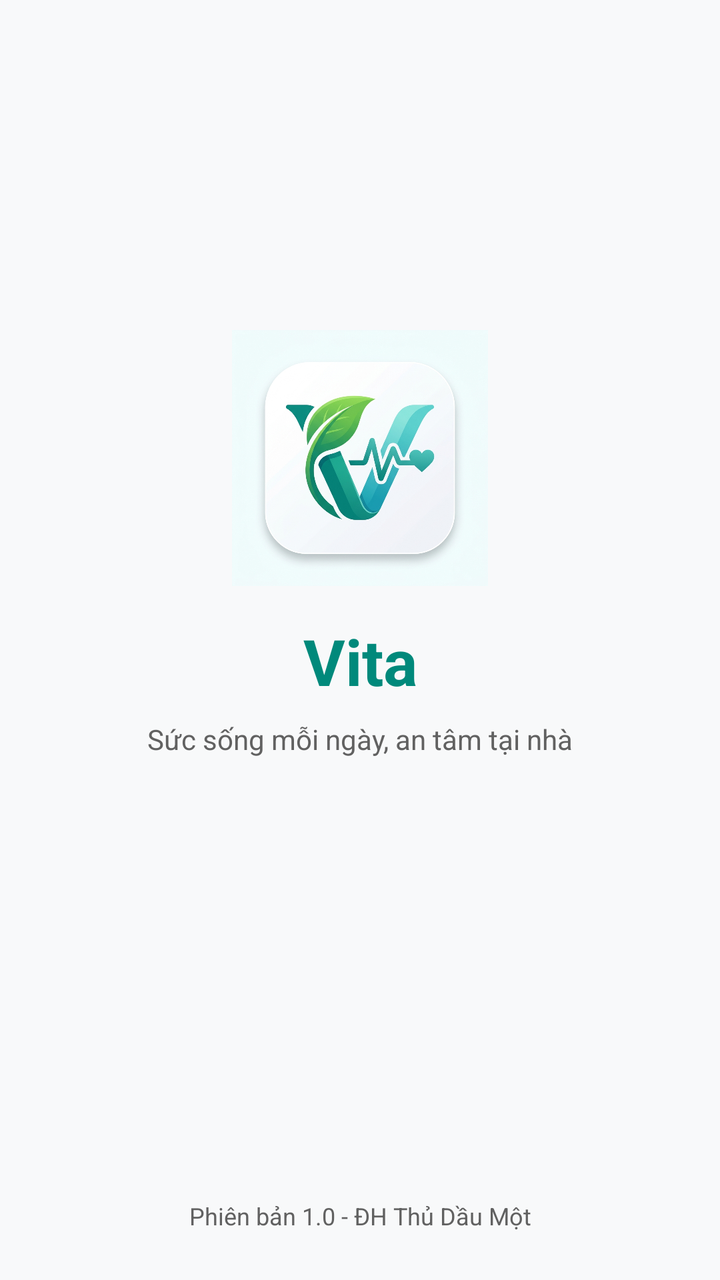
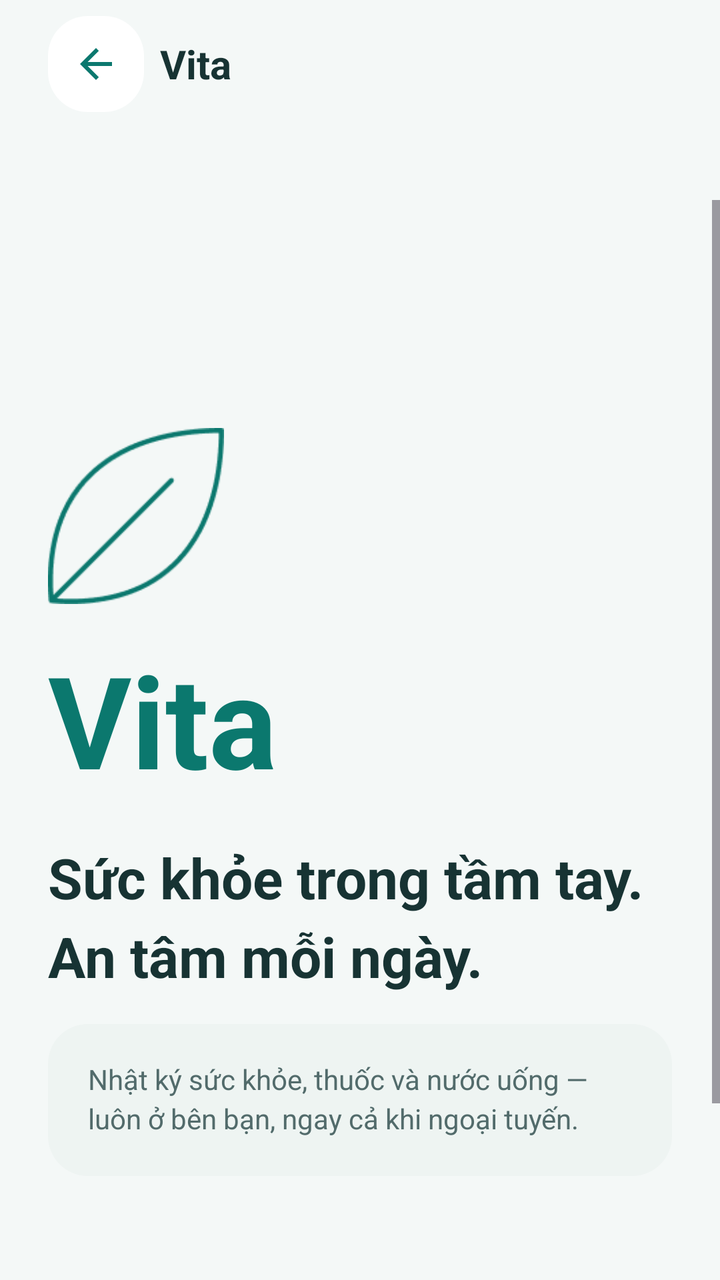

Before-and-after screenshots of an Android layout around one commit, followed by the original layout XML and the change that was made.
<!-- AndroidManifest.xml: application theme Theme.Vita -->
<!-- res/layout/activity_splash.xml -->
<?xml version="1.0" encoding="utf-8"?>
<androidx.constraintlayout.widget.ConstraintLayout xmlns:android="http://schemas.android.com/apk/res/android"
    xmlns:app="http://schemas.android.com/apk/res-auto"
    android:id="@+id/root_splash"
    android:layout_width="match_parent"
    android:layout_height="match_parent"
    android:background="@color/vita_bg">

    
    <LinearLayout
        android:id="@+id/ll_splash_brand"
        android:layout_width="wrap_content"
        android:layout_height="wrap_content"
        android:gravity="center"
        android:orientation="vertical"
        app:layout_constraintBottom_toTopOf="@+id/pb_splash_loading"
        app:layout_constraintEnd_toEndOf="parent"
        app:layout_constraintStart_toStartOf="parent"
        app:layout_constraintTop_toTopOf="parent"
        app:layout_constraintVertical_chainStyle="packed">

        <ImageView
            android:id="@+id/iv_splash_logo"
            android:layout_width="128dp"
            android:layout_height="128dp"
            android:contentDescription="@string/splash_logo_desc"
            android:scaleType="fitCenter"
            android:src="@drawable/vita_logo_art" />

        <TextView
            android:id="@+id/tv_splash_title"
            android:layout_width="wrap_content"
            android:layout_height="wrap_content"
            android:layout_marginTop="@dimen/spacing_md"
            android:text="@string/splash_title"
            android:textColor="@color/vita_teal"
            android:textSize="@dimen/text_display"
            android:textStyle="bold" />

        <TextView
            android:id="@+id/tv_splash_slogan"
            android:layout_width="wrap_content"
            android:layout_height="wrap_content"
            android:layout_marginTop="@dimen/spacing_sm"
            android:text="@string/splash_slogan"
            android:textColor="@color/vita_text_secondary"
            android:textSize="@dimen/text_body" />
    </LinearLayout>

    
    <ProgressBar
        android:id="@+id/pb_splash_loading"
        android:layout_width="32dp"
        android:layout_height="32dp"
        android:layout_marginBottom="@dimen/spacing_lg"
        android:indeterminate="true"
        android:indeterminateTint="@color/vita_aqua"
        app:layout_constraintBottom_toTopOf="@+id/tv_splash_version"
        app:layout_constraintEnd_toEndOf="parent"
        app:layout_constraintStart_toStartOf="parent" />

    <TextView
        android:id="@+id/tv_splash_version"
        android:layout_width="wrap_content"
        android:layout_height="wrap_content"
        android:layout_marginBottom="@dimen/spacing_lg"
        android:text="@string/splash_version"
        android:textColor="@color/vita_text_secondary"
        android:textSize="@dimen/text_caption"
        app:layout_constraintBottom_toBottomOf="parent"
        app:layout_constraintEnd_toEndOf="parent"
        app:layout_constraintStart_toStartOf="parent" />

</androidx.constraintlayout.widget.ConstraintLayout>
<!-- resources referenced by this layout -->
<resources>
  <color name="vita_bg">#F8F9FA</color>
  <color name="vita_teal">#00897B</color>
  <color name="vita_text_secondary">#616161</color>
  <dimen name="spacing_lg">24dp</dimen>
  <dimen name="spacing_md">16dp</dimen>
  <dimen name="spacing_sm">8dp</dimen>
  <dimen name="text_body">14sp</dimen>
  <dimen name="text_caption">12sp</dimen>
  <dimen name="text_display">32sp</dimen>
  <!-- drawable vita_logo_art: jpg bitmap (drawable-nodpi, 402072 bytes) -->
  <string name="splash_slogan">Sức sống mỗi ngày, an tâm tại nhà</string>
  <string name="splash_version">Phiên bản 1.0 - ĐH Thủ Dầu Một</string>
  <style name="Base.Theme.Vita" parent="Theme.Material3.Light.NoActionBar">
          
          <item name="colorPrimary">@color/vita_teal</item>
          <item name="colorPrimaryVariant">@color/vita_teal_dark</item>
          <item name="colorSecondary">@color/vita_aqua</item>
          <item name="colorSecondaryContainer">@color/vita_teal_50</item>
          <item name="android:statusBarColor">@color/vita_teal_dark</item>
          <item name="android:windowBackground">@color/vita_bg</item>
      </style>
  <color name="vita_teal_dark">#005B4F</color>
  <color name="vita_teal_50">#E0F2F1</color>
  <!-- unchanged entries left out for length: 4 -->
</resources>

<!-- the commit's change to res/layout/activity_splash.xml (unified diff, before → after) -->
@@ -1,74 +1,105 @@
 <?xml version="1.0" encoding="utf-8"?>
-<androidx.constraintlayout.widget.ConstraintLayout xmlns:android="http://schemas.android.com/apk/res/android"
+<LinearLayout
+    xmlns:android="http://schemas.android.com/apk/res/android"
     xmlns:app="http://schemas.android.com/apk/res-auto"
     android:id="@+id/root_splash"
     android:layout_width="match_parent"
     android:layout_height="match_parent"
+    android:orientation="vertical"
     android:background="@color/vita_bg">
-
-    
-    <LinearLayout
-        android:id="@+id/ll_splash_brand"
-        android:layout_width="wrap_content"
-        android:layout_height="wrap_content"
-        android:gravity="center"
-        android:orientation="vertical"
-        app:layout_constraintBottom_toTopOf="@+id/pb_splash_loading"
-        app:layout_constraintEnd_toEndOf="parent"
-        app:layout_constraintStart_toStartOf="parent"
-        app:layout_constraintTop_toTopOf="parent"
-        app:layout_constraintVertical_chainStyle="packed">
-
-        <ImageView
-            android:id="@+id/iv_splash_logo"
-            android:layout_width="128dp"
-            android:layout_height="128dp"
-            android:contentDescription="@string/splash_logo_desc"
-            android:scaleType="fitCenter"
-            android:src="@drawable/vita_logo_art" />
-
-        <TextView
-            android:id="@+id/tv_splash_title"
-            android:layout_width="wrap_content"
+    <com.google.android.material.appbar.MaterialToolbar
+        android:id="@+id/toolbar_splash"
+        android:layout_width="match_parent"
+        android:layout_height="64dp"
+        android:layout_marginBottom="36dp"
+        app:navigationIcon="@drawable/ic_arrow_back"
+        app:navigationContentDescription="@string/a11y_navigate_back"
+        app:navigationIconTint="@color/vita_teal"
+        app:title="@string/app_name"
+        app:titleTextColor="@color/vita_text_primary" />
+    <ScrollView
+        android:layout_width="match_parent"
+        android:layout_height="match_parent">
+        <LinearLayout
+            android:layout_width="match_parent"
             android:layout_height="wrap_content"
-            android:layout_marginTop="@dimen/spacing_md"
-            android:text="@string/splash_title"
-            android:textColor="@color/vita_teal"
-            android:textSize="@dimen/text_display"
-            android:textStyle="bold" />
-
-        <TextView
-            android:id="@+id/tv_splash_slogan"
-            android:layout_width="wrap_content"
-            android:layout_height="wrap_content"
-            android:layout_marginTop="@dimen/spacing_sm"
-            android:text="@string/splash_slogan"
-            android:textColor="@color/vita_text_secondary"
-            android:textSize="@dimen/text_body" />
-    </LinearLayout>
-
-    
-    <ProgressBar
-        android:id="@+id/pb_splash_loading"
-        android:layout_width="32dp"
-        android:layout_height="32dp"
-        android:layout_marginBottom="@dimen/spacing_lg"
-        android:indeterminate="true"
-        android:indeterminateTint="@color/vita_aqua"
-        app:layout_constraintBottom_toTopOf="@+id/tv_splash_version"
-        app:layout_constraintEnd_toEndOf="parent"
-        app:layout_constraintStart_toStartOf="parent" />
-
-    <TextView
-        android:id="@+id/tv_splash_version"
-        android:layout_width="wrap_content"
-        android:layout_height="wrap_content"
-        android:layout_marginBottom="@dimen/spacing_lg"
-        android:text="@string/splash_version"
-        android:textColor="@color/vita_text_secondary"
-        android:textSize="@dimen/text_caption"
-        app:layout_constraintBottom_toBottomOf="parent"
-        app:layout_constraintEnd_toEndOf="parent"
-        app:layout_constraintStart_toStartOf="parent" />
-
-</androidx.constraintlayout.widget.ConstraintLayout>
+            android:orientation="vertical"
+            android:paddingTop="114dp"
+            android:paddingBottom="32dp"
+            android:paddingStart="24dp"
+            android:paddingEnd="24dp">
+            <LinearLayout
+                android:id="@+id/ll_splash_brand"
+                android:layout_width="match_parent"
+                android:layout_height="wrap_content"
+                android:orientation="vertical">
+                <ImageView
+                    android:id="@+id/iv_splash_logo"
+                    android:layout_width="88dp"
+                    android:layout_height="88dp"
+                    android:src="@drawable/figma_leaf"
+                    android:contentDescription="@string/splash_logo_desc" />
+                <TextView
+                    android:id="@+id/tv_splash_title"
+                    android:layout_width="match_parent"
+                    android:layout_height="wrap_content"
+                    android:text="@string/splash_title"
+                    android:textSize="64sp"
+                    android:textColor="@color/vita_teal"
+                    android:textStyle="bold"
+                    android:layout_marginTop="16dp"
+                    android:includeFontPadding="false"
+                    android:minHeight="89.6sp"
+                    android:gravity="center_vertical"
+                    app:lineHeight="89.6sp" />
+                <TextView
+                    android:id="@+id/tv_splash_slogan"
+                    android:layout_width="match_parent"
+                    android:layout_height="wrap_content"
+                    android:text="@string/figma_splash_title"
+                    android:textSize="28sp"
+                    android:textColor="@color/vita_text_primary"
+                    android:textStyle="bold"
+                    android:layout_marginTop="16dp"
+                    android:layout_marginBottom="16dp"
+                    android:includeFontPadding="false"
+                    android:minHeight="39.2sp"
+                    android:gravity="center_vertical"
+                    app:lineHeight="39.2sp" />
+                <TextView
+                    android:layout_width="match_parent"
+                    android:layout_height="wrap_content"
+                    android:text="@string/figma_splash_note"
+                    android:textSize="14sp"
+                    android:textColor="@color/vita_text_secondary"
+                    android:padding="20dp"
+                    android:background="@drawable/bg_soft_card"
+                    android:layout_marginTop="0dp"
+                    android:layout_marginBottom="16dp"
+                    android:includeFontPadding="false"
+                    android:minHeight="19.6sp"
+                    android:gravity="center_vertical"
+                    app:lineHeight="19.6sp" />
+            </LinearLayout>
+            <ProgressBar
+                android:visibility="gone"
+                android:id="@+id/pb_splash_loading"
+                android:layout_width="24dp"
+                android:layout_height="24dp"
+                android:indeterminateTint="@color/vita_teal"
+                android:layout_marginTop="24dp" />
+            <TextView
+                android:id="@+id/tv_splash_version"
+                android:layout_width="match_parent"
+                android:layout_height="wrap_content"
+                android:text="@string/figma_splash_footer"
+                android:textSize="14sp"
+                android:textColor="@color/vita_text_secondary"
+                android:layout_marginTop="90dp"
+                android:includeFontPadding="false"
+                android:minHeight="19.6sp"
+                android:gravity="center_vertical"
+                app:lineHeight="19.6sp" />
+        </LinearLayout>
+    </ScrollView>
+</LinearLayout>
<!-- resource entries referenced after the edit -->
@@ -1,28 +1,122 @@
 <!-- resources referenced by this layout -->
 <resources>
-  <color name="vita_bg">#F8F9FA</color>
-  <color name="vita_teal">#00897B</color>
-  <color name="vita_text_secondary">#616161</color>
-  <dimen name="spacing_lg">24dp</dimen>
-  <dimen name="spacing_md">16dp</dimen>
-  <dimen name="spacing_sm">8dp</dimen>
-  <dimen name="text_body">14sp</dimen>
-  <dimen name="text_caption">12sp</dimen>
-  <dimen name="text_display">32sp</dimen>
-  <!-- drawable vita_logo_art: jpg bitmap (drawable-nodpi, 402072 bytes) -->
-  <string name="splash_slogan">Sức sống mỗi ngày, an tâm tại nhà</string>
-  <string name="splash_version">Phiên bản 1.0 - ĐH Thủ Dầu Một</string>
+  <color name="vita_bg">#F4F8F7</color>
+  <color name="vita_teal">#0B786E</color>
+  <color name="vita_text_primary">#173333</color>
+  <color name="vita_text_secondary">#526B6B</color>
+  <!-- drawable bg_soft_card (drawable) -->
+  <?xml version="1.0" encoding="utf-8"?>
+  <shape xmlns:android="http://schemas.android.com/apk/res/android">
+      <solid android:color="@color/vita_soft" />
+      <corners android:radius="@dimen/radius_card" />
+  </shape>
+  <!-- drawable figma_leaf: png bitmap (drawable-nodpi, 3658 bytes) -->
+  <!-- drawable ic_arrow_back (drawable) -->
+  <vector xmlns:android="http://schemas.android.com/apk/res/android"
+      android:width="24dp"
+      android:height="24dp"
+      android:viewportWidth="24"
+      android:viewportHeight="24"
+      android:tint="?attr/colorControlNormal">
+      <path
+          android:fillColor="@android:color/white"
+          android:pathData="M20,11H7.83l5.59,-5.59L12,4l-8,8 8,8 1.41,-1.41L7.83,13H20v-2z" />
+  </vector>
+  <string name="a11y_navigate_back">Quay lại</string>
+  <string name="app_name">Vita</string>
+  <string name="figma_splash_footer">Dữ liệu được lưu trên thiết bị của bạn.</string>
+  <string name="figma_splash_note">Nhật ký sức khỏe, thuốc và nước uống — luôn ở bên bạn, ngay cả khi ngoại tuyến.</string>
+  <string name="figma_splash_title">Sức khỏe trong tầm tay.\nAn tâm mỗi ngày.</string>
+  <color name="vita_soft">#EEF4F2</color>
+  <dimen name="radius_card">20dp</dimen>
   <style name="Base.Theme.Vita" parent="Theme.Material3.Light.NoActionBar">
-          
+          <item name="android:fontFamily">sans-serif</item>
+          <item name="toolbarStyle">@style/Widget.Vita.Figma.Toolbar</item>
+          <item name="toolbarNavigationButtonStyle">@style/Widget.Vita.Figma.Back</item>
+          <item name="elevationOverlayEnabled">false</item>
+          <item name="editTextStyle">@style/Widget.Vita.Figma.EditText</item>
+          <item name="textInputStyle">@style/Widget.Vita.AuthInput</item>
+          <item name="colorSurface">@color/vita_surface</item>
+          <item name="colorOnSurface">@color/vita_text_primary</item>
+          <item name="colorOnSurfaceVariant">@color/vita_text_secondary</item>
+          <item name="colorOutline">@color/vita_divider</item>
+          <item name="android:windowLightStatusBar">true</item>
+          <item name="android:navigationBarColor">@color/vita_surface</item>
           <item name="colorPrimary">@color/vita_teal</item>
           <item name="colorPrimaryVariant">@color/vita_teal_dark</item>
           <item name="colorSecondary">@color/vita_aqua</item>
           <item name="colorSecondaryContainer">@color/vita_teal_50</item>
-          <item name="android:statusBarColor">@color/vita_teal_dark</item>
+          <item name="android:statusBarColor">@color/vita_bg</item>
           <item name="android:windowBackground">@color/vita_bg</item>
       </style>
-  <color name="vita_teal_dark">#005B4F</color>
-  <color name="vita_teal_50">#E0F2F1</color>
+  <style name="Widget.Vita.Figma.Toolbar" parent="Widget.Material3.Toolbar">
+          <item name="android:minHeight">48dp</item>
+          <item name="titleTextAppearance">@style/TextAppearance.Vita.Figma.Toolbar</item>
+          <item name="navigationIconTint">@color/vita_teal</item>
+          <item name="contentInsetStart">0dp</item>
+          <item name="contentInsetEnd">0dp</item>
+          <item name="contentInsetStartWithNavigation">56dp</item>
+          <item name="titleMarginStart">8dp</item>
+          <item name="android:paddingStart">24dp</item>
+          <item name="android:paddingEnd">24dp</item>
+          <item name="android:paddingTop">8dp</item>
+          <item name="android:paddingBottom">8dp</item>
+      </style>
+  <style name="Widget.Vita.Figma.Back" parent="Widget.AppCompat.Toolbar.Button.Navigation">
+          <item name="android:minWidth">48dp</item>
+          <item name="android:minHeight">48dp</item>
+          <item name="android:padding">12dp</item>
+          <item name="android:background">@drawable/figma_avatar_bg</item>
+      </style>
+  <style name="Widget.Vita.Figma.EditText" parent="Widget.MaterialComponents.TextInputEditText.OutlinedBox">
+          <item name="android:background">@null</item>
+          <item name="android:minHeight">72dp</item>
+          <item name="android:paddingStart">16dp</item>
+          <item name="android:paddingEnd">16dp</item>
+          <item name="android:paddingTop">16dp</item>
+          <item name="android:paddingBottom">16dp</item>
+          <item name="android:textSize">16sp</item>
+          <item name="android:textColor">@color/vita_text_primary</item>
+      </style>
+  <style name="Widget.Vita.AuthInput" parent="Widget.MaterialComponents.TextInputLayout.OutlinedBox">
+          <item name="boxBackgroundColor">@color/vita_surface</item>
+          <item name="android:background">@null</item>
+          <item name="expandedHintEnabled">false</item>
+          <item name="boxStrokeWidth">1dp</item>
+          <item name="boxStrokeWidthFocused">2dp</item>
+          <item name="boxCollapsedPaddingTop">12dp</item>
+          <item name="boxStrokeColor">@color/vita_input_stroke</item>
+          <item name="boxCornerRadiusTopStart">12dp</item>
+          <item name="boxCornerRadiusTopEnd">12dp</item>
+          <item name="boxCornerRadiusBottomStart">12dp</item>
+          <item name="boxCornerRadiusBottomEnd">12dp</item>
+          <item name="hintTextColor">@color/vita_text_secondary</item>
+          <item name="android:textColorHint">@color/vita_text_secondary</item>
+          <item name="helperTextTextColor">@color/vita_text_secondary</item>
+          <item name="suffixTextColor">@color/vita_text_secondary</item>
+          <item name="prefixTextColor">@color/vita_text_secondary</item>
+      </style>
+  <color name="vita_surface">#FFFFFF</color>
+  <color name="vita_divider">#D9E6E3</color>
+  <color name="vita_teal_dark">#104B47</color>
+  <color name="vita_teal_50">#DFF4EB</color>
+  <style name="TextAppearance.Vita.Figma.Toolbar" parent="TextAppearance.Vita.Title">
+          <item name="android:textSize">20sp</item>
+          <item name="lineHeight">28sp</item>
+          <item name="android:includeFontPadding">false</item>
+          <item name="android:letterSpacing">0</item>
+      </style>
+  <!-- drawable figma_avatar_bg (drawable) -->
+  <?xml version="1.0" encoding="utf-8"?>
+  <shape xmlns:android="http://schemas.android.com/apk/res/android">
+      <solid android:color="@color/vita_surface" />
+      <corners android:radius="20dp" />
+  </shape>
+  <style name="TextAppearance.Vita.Title" parent="TextAppearance.Material3.TitleLarge">
+          <item name="android:textSize">24sp</item>
+          <item name="android:textStyle">bold</item>
+          <item name="android:textColor">@color/vita_text_primary</item>
+      </style>
   <!-- unchanged entries left out for length: 4 -->
 </resources>
 
